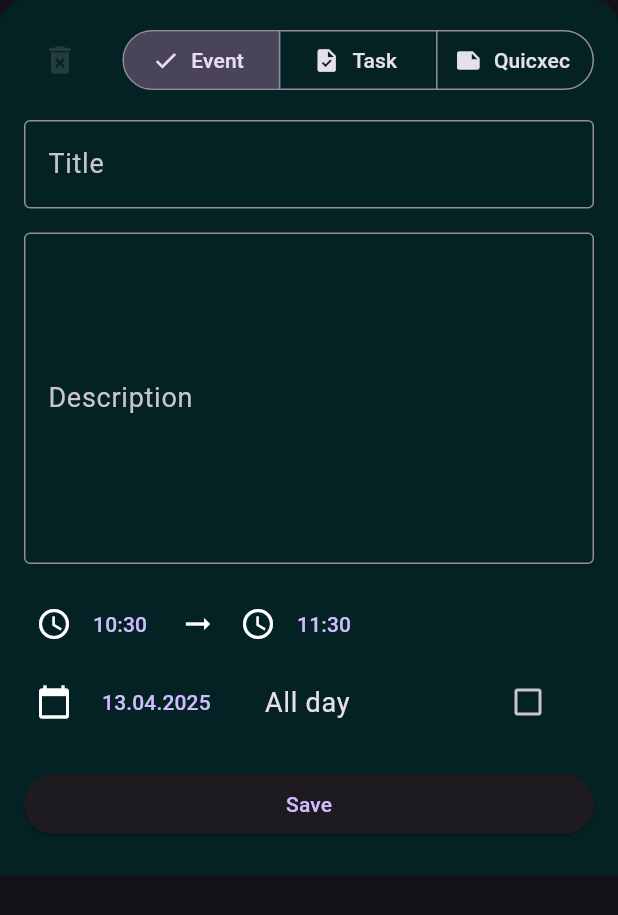
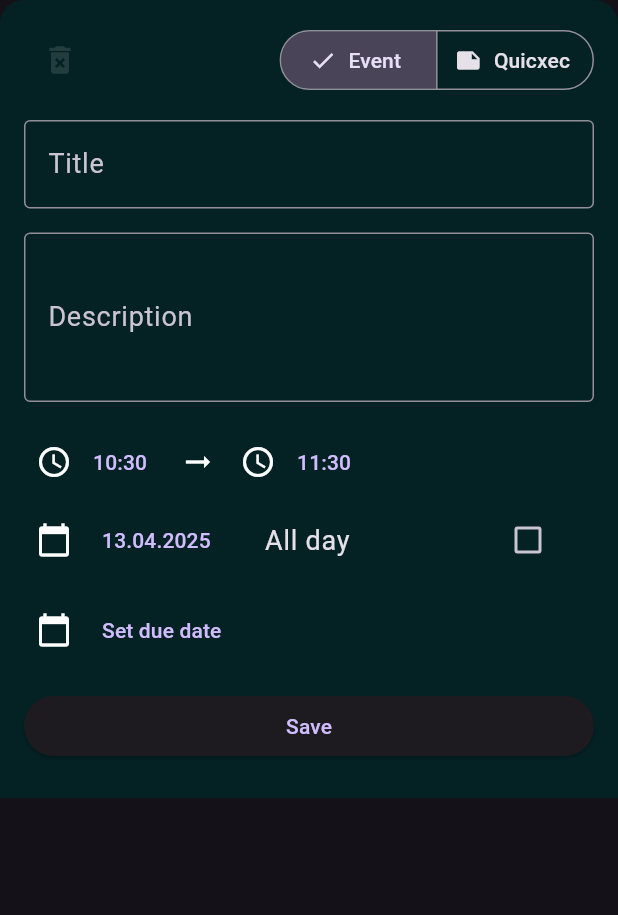
Before and after one commit to ninzqq/nexecute, a Flutter app: the ItemEditorSheet widget shown alone on an empty page, opened directly, after a tap on "Event", on a phone screen of 412 x 824 dp. Shown: the top 915 px of the screen. Run offline on Flutter 3.47's test engine with Material 3 defaults, Android fonts, the phone set to English and light mode, and no system bars; our stand-ins replace cloud_firestore, firebase_auth, firebase_core, font_awesome_flutter, google_sign_in, logger and 1 more; missing offline and left inert: cloud_firestore_web, firebase_auth_web, firebase_core_web, google_sign_in_web; accounts and stored records are empty; generated files the repository leaves out were written again.

Commit message:
Item editor visual adjustments

```diff
--- a/nexecute/lib/home/bottomsheets/item_editor.dart
+++ b/nexecute/lib/home/bottomsheets/item_editor.dart
@@ -15,8 +15,10 @@ void showItemEditor(
   showModalBottomSheet(
     isScrollControlled: true,
     isDismissible: true,
+    enableDrag: true,
+    useSafeArea: true,
     constraints: BoxConstraints(
-      maxHeight: MediaQuery.of(context).size.height * 0.8,
+      maxHeight: MediaQuery.of(context).size.height,
       minHeight: MediaQuery.of(context).size.height * 0.3,
     ),
     context: context,
@@ -65,11 +67,13 @@ class _ItemEditorSheetState extends State<ItemEditorSheet> {
       _startTime = widget.event!.startTime;
       _endTime = widget.event!.endTime;
       _isAllDay = widget.event!.isAllDay;
+      _type = ItemType.event;
     } else if (widget.quicxec != null) {
       _titleController.text = widget.quicxec!.title;
       _descriptionController.text = widget.quicxec!.text;
       _startTime = widget.quicxec!.created;
       _dueDate = widget.quicxec!.created;
+      _type = ItemType.quicxec;
     }
     _selectedDate = widget.date;
     _isEvent = widget.event != null;
@@ -136,6 +140,10 @@ class _ItemEditorSheetState extends State<ItemEditorSheet> {
   }
 
   bool _existingQuicxec(List<Quicxec> quicxecs) {
+    if (widget.quicxec == null) {
+      return false;
+    }
+
     for (var quicxec in quicxecs) {
       if (quicxec.id == widget.quicxec!.id) {
         return true;
@@ -196,11 +204,11 @@ class _ItemEditorSheetState extends State<ItemEditorSheet> {
                       label: Text('Event'),
                       icon: Icon(Icons.event),
                     ),
-                    ButtonSegment(
-                      value: ItemType.task,
-                      label: Text('Task'),
-                      icon: Icon(Icons.task),
-                    ),
+                    // ButtonSegment(
+                    //   value: ItemType.task,
+                    //   label: Text('Task'),
+                    //   icon: Icon(Icons.task),
+                    // ),
                     ButtonSegment(
                       value: ItemType.quicxec,
                       label: Text('Quicxec'),
@@ -233,13 +241,14 @@ class _ItemEditorSheetState extends State<ItemEditorSheet> {
             const SizedBox(height: 16.0),
             TextFormField(
               controller: _descriptionController,
-              decoration: const InputDecoration(
+              decoration: InputDecoration(
                 labelText: 'Description',
                 border: OutlineInputBorder(),
               ),
-              maxLines: 7,
+              maxLines: _type != ItemType.quicxec ? 3 : 9,
             ),
             const SizedBox(height: 16.0),
+            if (_type != ItemType.quicxec) ...[
               Row(
                 children: [
                   if (!_isAllDay) ...[
@@ -270,7 +279,6 @@ class _ItemEditorSheetState extends State<ItemEditorSheet> {
                   ],
                 ],
               ),
-            if (_type != ItemType.quicxec) ...[
               Row(
                 children: [
                   const SizedBox(width: 8.0),
@@ -311,7 +319,6 @@ class _ItemEditorSheetState extends State<ItemEditorSheet> {
                   ),
                 ],
               ),
-            ] else ...[
               const SizedBox(height: 8.0),
               Row(
                 children: [
--- a/nexecute/lib/home/screens/homescreen.dart
+++ b/nexecute/lib/home/screens/homescreen.dart
@@ -13,13 +13,15 @@ class HomeScreen extends StatelessWidget {
   Widget build(BuildContext context) {
     var homePageIndex = Provider.of<HomeTabIndex>(context);
 
-    return Scaffold(
+    return SafeArea(
+      child: Scaffold(
         appBar: AppBar(
           title: const Text('Quicxecs'),
           backgroundColor: appBarDarkCyan,
         ),
         drawer: const MainDrawer(),
         backgroundColor: bgDarkerCyan,
+        resizeToAvoidBottomInset: true,
         body: Stack(
           children: [
             PageView(
@@ -42,6 +44,7 @@ class HomeScreen extends StatelessWidget {
             ),
           ],
         ),
+      ),
     );
   }
 }
```
Lines whose indentation alone changed are shown as unchanged.
